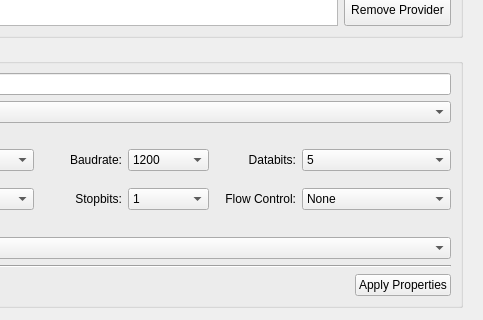
The window that ui/posiview_properties_base.ui (jrenken/qgis-PosiView) describes before a commit, drawn with Qt 5; both pictures show x 364 to 847 and y 238 to 558 of the 847 by 850 pixel window.
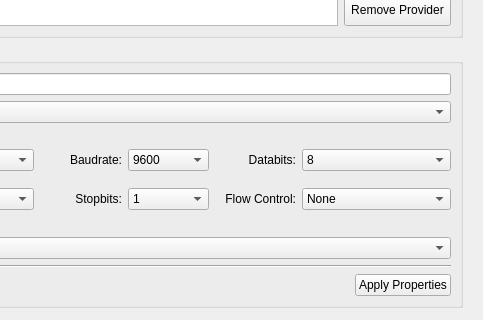
The same window after the commit. The open tabs and pages were chosen to show the change. Icons and pictures are not drawn. Custom widgets are drawn as their Qt base class.

Commit message: preset baudrate and databits for serial devices

```diff
--- a/ui/posiview_properties_base.ui
+++ b/ui/posiview_properties_base.ui
@@ -738,7 +738,7 @@
                         <item row="0" column="2">
                          <widget class="QComboBox" name="comboBoxBaudRate">
                           <property name="currentIndex">
-                           <number>0</number>
+                           <number>3</number>
                           </property>
                           <item>
                            <property name="text">
@@ -795,7 +795,7 @@
                         <item row="0" column="4">
                          <widget class="QComboBox" name="comboBoxDatabits">
                           <property name="currentIndex">
-                           <number>0</number>
+                           <number>3</number>
                           </property>
                           <item>
                            <property name="text">
```
